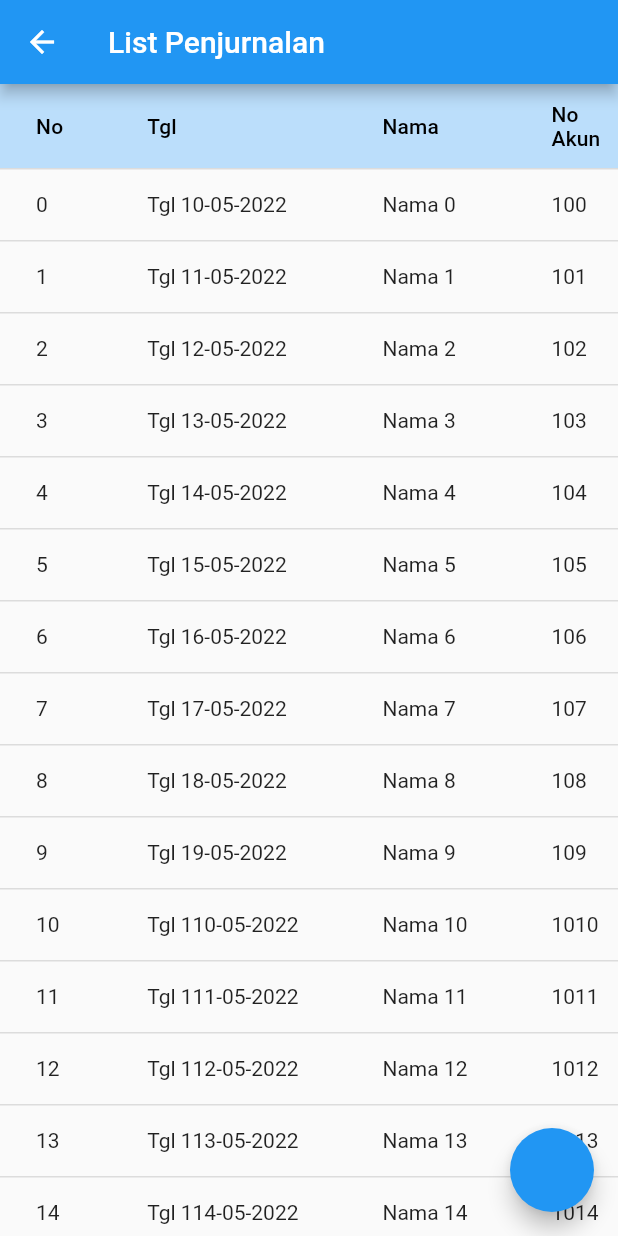
After one commit to mlatifr/klinik_mata_pangkalan_bun, a Flutter app: the ListPenjurnalan screen opened directly, on a phone screen of 412 x 824 dp. The commit adds this screen. Run offline on Flutter 3.47's test engine with Material 2 defaults, Android fonts, the phone set to English and light mode, and no system bars; our stand-ins replace get, shared_preferences; accounts and stored records are empty.

Commit message:
view_daftar_penjurnalan Nxt:Pemilik Status Pegawai

```diff
--- a/lib/akuntan/akuntan_main_page.dart
+++ b/lib/akuntan/akuntan_main_page.dart
@@ -5,6 +5,7 @@ import 'package:flutter_application_1/akuntan/chartOfAccount/views/v_CoA.dart';
 import 'package:flutter_application_1/akuntan/laporanLR/akuntan_page_laporanLR.dart';
 import 'package:flutter_application_1/akuntan/page_input_penjurnalan/akuntan_page_input_penjurnalan.dart';
 import 'package:flutter_application_1/akuntan/akuntan_page_split_view.dart';
+import 'package:flutter_application_1/akuntan/page_input_penjurnalan/views/list_penjurnalan.dart';
 import '../main.dart';
 import 'neraca/akuntan_page_neraca.dart';
 import 'page_input_penjurnalan/akuntan_get_daftar_akun.dart';
@@ -33,7 +34,7 @@ class _AkuntanMainPageState extends State<AkuntanMainPage> {
             decoration: BoxDecoration(
               image: DecorationImage(
                 fit: BoxFit.fill,
-                image: AssetImage('../asset/image/clinic_text.jpg'),
+                image: AssetImage('./asset/image/clinic_text.jpg'),
               ),
             ),
           ),
@@ -65,6 +66,13 @@ class _AkuntanMainPageState extends State<AkuntanMainPage> {
           //         MaterialPageRoute(builder: (context) => AkuntanVNotaPjln()));
           //   },
           // ),
+          ListTile(
+            title: Text('Daftar Penjurnalan'),
+            onTap: () {
+              Navigator.push(context,
+                  MaterialPageRoute(builder: (context) => ListPenjurnalan()));
+            },
+          ),
           ListTile(
             title: Text('Input Penjurnalan'),
             onTap: () {
--- a/lib/akuntan/chartOfAccount/controllers/controller_CoA.dart
+++ b/lib/akuntan/chartOfAccount/controllers/controller_CoA.dart
@@ -1,5 +1,4 @@
 // library flutter_application_1.controllerCoa;
-import 'dart:convert';
 
 import 'package:flutter_application_1/akuntan/chartOfAccount/models/model_listAkun.dart';
 import 'package:get/get.dart';
--- /dev/null
+++ b/lib/akuntan/page_input_penjurnalan/views/list_penjurnalan.dart
@@ -0,0 +1,71 @@
+import 'package:flutter/material.dart';
+import 'package:flutter_application_1/akuntan/page_input_penjurnalan/akuntan_page_input_penjurnalan.dart';
+
+class ListPenjurnalan extends StatefulWidget {
+  @override
+  State<ListPenjurnalan> createState() => _ListPenjurnalanState();
+}
+
+class _ListPenjurnalanState extends State<ListPenjurnalan> {
+  @override
+  Widget build(BuildContext context) {
+    return SafeArea(
+      child: Scaffold(
+        appBar: AppBar(
+          title: Text('List Penjurnalan'),
+        ),
+        body: ListView(
+          children: [
+            SingleChildScrollView(
+                scrollDirection: Axis.horizontal,
+                child: DataTable(
+                    headingRowColor: MaterialStateColor.resolveWith(
+                        (states) => Colors.blue[100]),
+                    columns: [
+                      DataColumn(label: Text('No')),
+                      DataColumn(label: Text('Tgl')),
+                      DataColumn(label: Text('Nama')),
+                      DataColumn(label: Text('No\nAkun')),
+                      DataColumn(label: Text('Debet/\nKredit')),
+                      DataColumn(label: Text('Keterangan')),
+                    ],
+                    rows: [
+                      for (var i = 0; i < 30; i++)
+                        DataRow(cells: [
+                          DataCell(Text('${i}')),
+                          DataCell(Text('Tgl 1${i}-05-2022')),
+                          DataCell(Text('Nama ${i}')),
+                          DataCell(Text('10${i}')),
+                          if (i.isOdd)
+                            DataCell(Text(
+                              'debet',
+                              style: TextStyle(
+                                  backgroundColor: Colors.blue,
+                                  color: Colors.white),
+                            )),
+                          if (i.isEven)
+                            DataCell(Text(
+                              'kredit',
+                              style: TextStyle(
+                                  backgroundColor: Colors.red,
+                                  color: Colors.white),
+                            )),
+                          DataCell(Text('Membeli Obat X Batch ${i}')),
+                        ]),
+                    ])),
+          ],
+        ),
+        floatingActionButton: FloatingActionButton(
+          onPressed: () {
+            showBottomSheet(
+              context: context,
+              builder: (context) {
+                return Scaffold(body: AkuntanInputPenjurnalan());
+              },
+            );
+          },
+        ),
+      ),
+    );
+  }
+}
--- a/lib/pemilik/tambah_pegawai/service/get_info_pegawai.dart
+++ b/lib/pemilik/tambah_pegawai/service/get_info_pegawai.dart
@@ -1,7 +1,5 @@
-import 'dart:convert';
 
 import 'package:flutter_application_1/main.dart';
-import 'package:flutter_application_1/pemilik/tambah_pegawai/model/pegawai_model.dart';
 import 'package:http/http.dart' as http;
 
 Future<String> FetchInfoPegawai() async {
@@ -11,7 +9,6 @@ Future<String> FetchInfoPegawai() async {
   );
   if (response.statusCode == 200) {
     // print('200: ${jsonDecode(response.body)}');
-    var hasilGet = jsonDecode(response.body);
     // print(hasilGet['data']);
     // for (var item in hasilGet['data']) {
     //   print(item);
--- a/lib/pemilik/tambah_pegawai/service/post_add_pegawai.dart
+++ b/lib/pemilik/tambah_pegawai/service/post_add_pegawai.dart
@@ -1,4 +1,3 @@
-import 'dart:convert';
 
 import 'package:flutter_application_1/main.dart';
 import 'package:http/http.dart' as http;
@@ -15,7 +14,6 @@ Future<String> PostAddPegawai(_username, _sandi, _nama, _tlp, _alamat) async {
   });
   if (response.statusCode == 200) {
     // print('200: ${jsonDecode(response.body)}');
-    var hasilGet = jsonDecode(response.body);
     // print(hasilGet['data']);
     // for (var item in hasilGet['data']) {
     //   print(item);
--- a/lib/pemilik/tambah_pegawai/view/daftar_pegawai_view.dart
+++ b/lib/pemilik/tambah_pegawai/view/daftar_pegawai_view.dart
@@ -1,7 +1,6 @@
 import 'package:flutter/material.dart';
 import 'package:flutter_application_1/pemilik/tambah_pegawai/controller/daftar_pegawai_controller.dart';
 import 'package:flutter_application_1/pemilik/tambah_pegawai/service/get_info_pegawai.dart';
-import 'package:get/get.dart';
 
 import 'modalBottomAddPegawai.dart';
 
@@ -12,7 +11,6 @@ class DaftarPegawai extends StatefulWidget {
 
 class _DaftarPegawaiState extends State<DaftarPegawai> {
   DaftarPegawaiController _pegawaiController = DaftarPegawaiController();
-  final GlobalKey<ScaffoldState> _modelScaffoldKey = GlobalKey<ScaffoldState>();
   @override
   Widget build(BuildContext context) {
     return SafeArea(
--- a/lib/pemilik/tambah_pegawai/view/modalBottomAddPegawai.dart
+++ b/lib/pemilik/tambah_pegawai/view/modalBottomAddPegawai.dart
@@ -1,11 +1,7 @@
 import 'package:flutter/material.dart';
-import 'package:flutter_application_1/pemilik/tambah_pegawai/controller/daftar_pegawai_controller.dart';
 import 'package:flutter_application_1/pemilik/tambah_pegawai/service/post_add_pegawai.dart';
-import 'package:flutter_application_1/pemilik/tambah_pegawai/view/daftar_pegawai_view.dart';
-import 'package:get/get.dart';
 
 Future<void> AddPegawaiModalBottom(context, _pegawaiController) {
-  DaftarPegawaiController _daftarPegawai = DaftarPegawaiController();
   TextEditingController _username = TextEditingController();
   TextEditingController _sandi = TextEditingController();
   TextEditingController _sandi2 = TextEditingController();
@@ -39,9 +35,6 @@ Future<void> AddPegawaiModalBottom(context, _pegawaiController) {
                     decoration: InputDecoration(
                       hintText: 'Username',
                     ),
-                    onChanged: (value) {
-                      for (var i in _daftarPegawai.listPegawai) {}
-                    },
                   ),
                   Row(
                     mainAxisSize: MainAxisSize.min,
```
